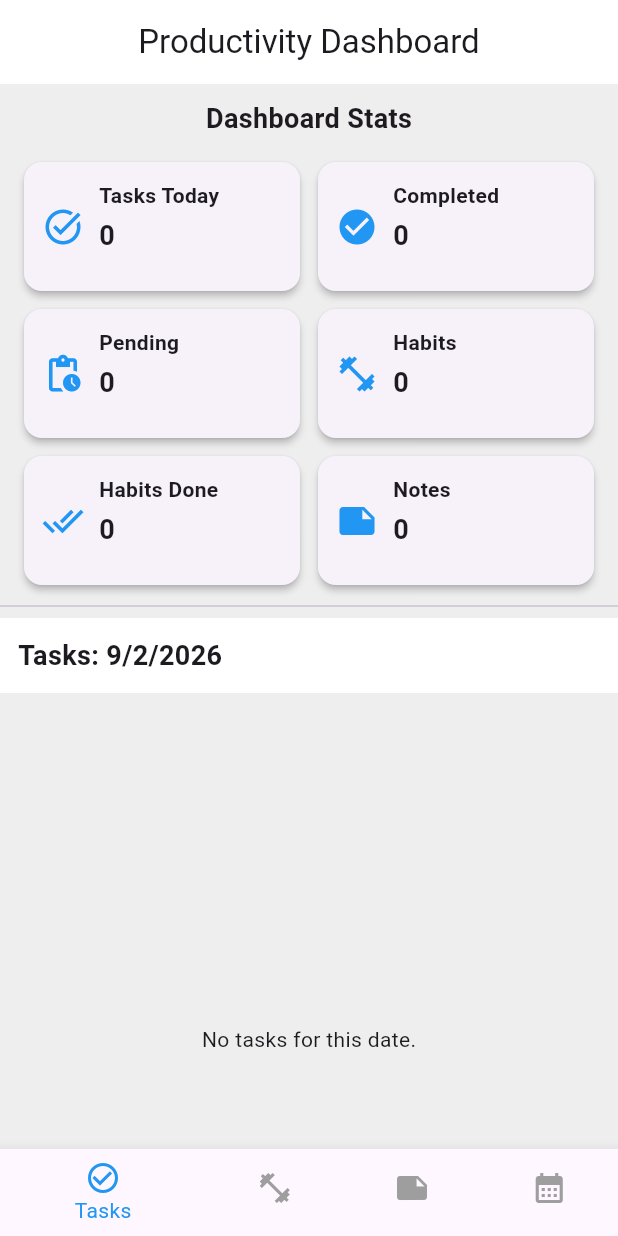
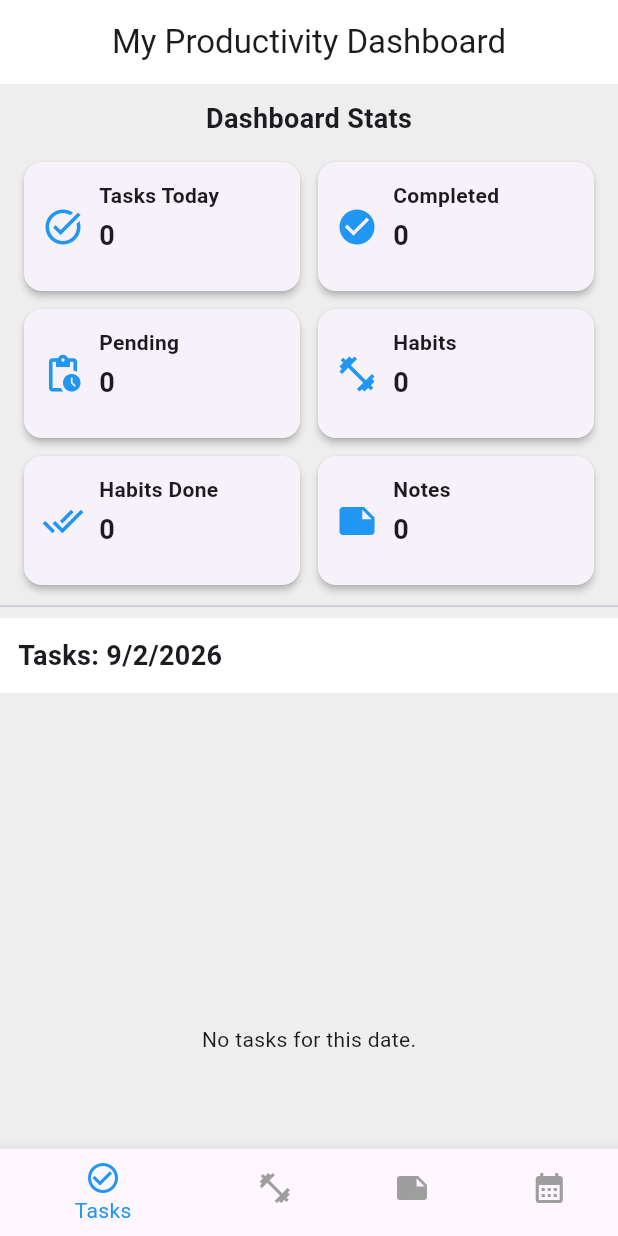
Before and after one commit to Kshitiz-Gautam/Flutter-Productivity-Dashboard, a Flutter app: the screen it shows after launch, on a phone screen of 412 x 824 dp. Run offline on Flutter 3.47's test engine with Material 3 defaults, Android fonts, the phone set to English and light mode, and no system bars; our stand-ins replace flutter_riverpod, shared_preferences.

Commit message:
Update main.dart and dashboard_screen.dart

```diff
--- a/lib/main.dart
+++ b/lib/main.dart
@@ -12,7 +12,7 @@ class MyApp extends StatelessWidget {
   @override
   Widget build(BuildContext context) {
     return MaterialApp(
-      title: "Productivity Dashboard",
+      title: "My Productivity Dashboard",
       debugShowCheckedModeBanner: false,
       theme: ThemeData(
         primarySwatch: Colors.blue,
--- a/lib/screens/dashboard_screen.dart
+++ b/lib/screens/dashboard_screen.dart
@@ -27,7 +27,7 @@ class _DashboardScreenState extends State<DashboardScreen> {
   Widget build(BuildContext context) {
     return Scaffold(
       appBar: AppBar(
-        title: const Text("Productivity Dashboard"),
+        title: const Text("My Productivity Dashboard"),
         centerTitle: true,
         backgroundColor: Colors.white,
       ),
```
